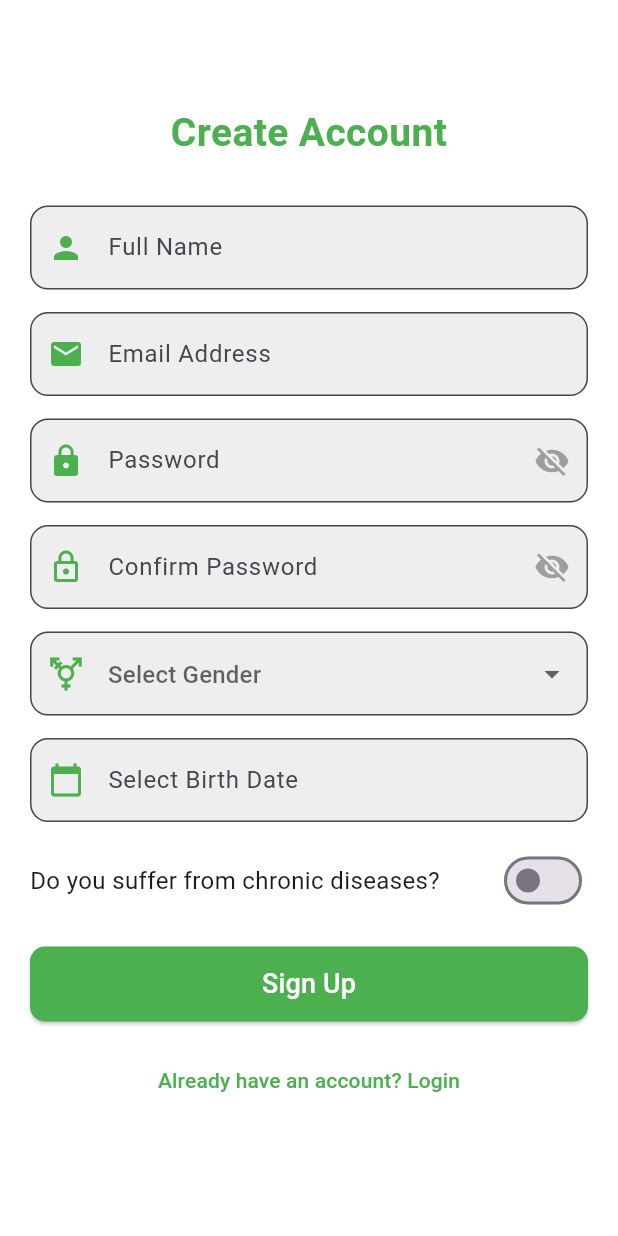
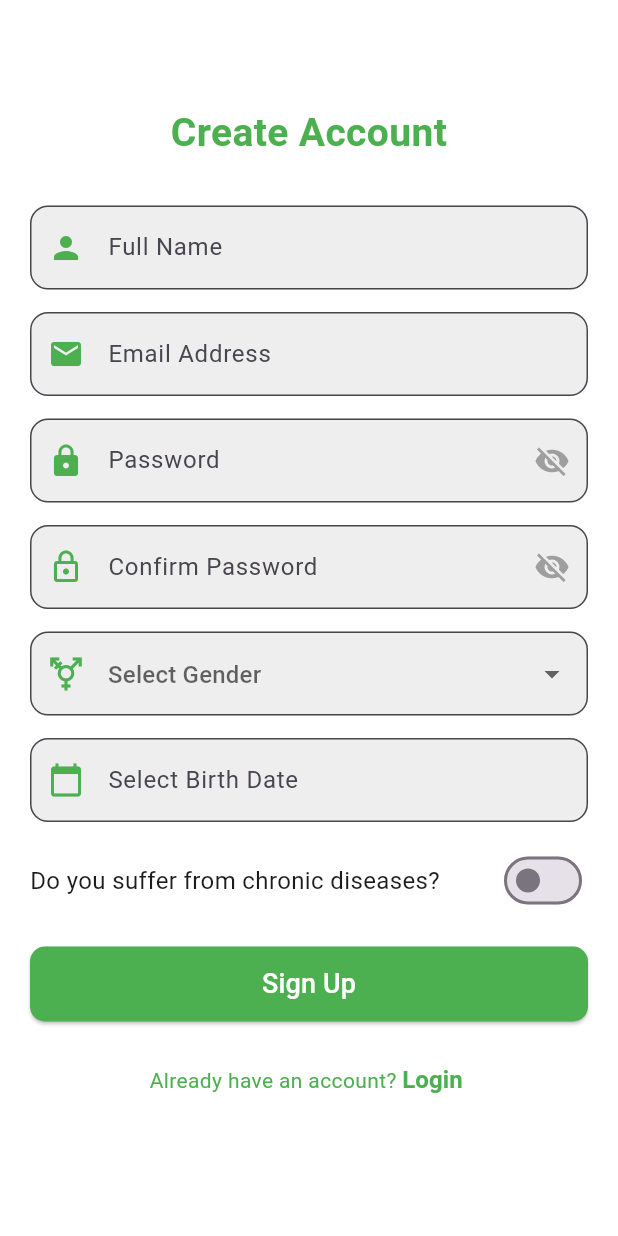
Before and after one commit to yousef-absamad/Food_Lens, a Flutter app: the SignUpScreen screen opened directly, on a phone screen of 412 x 824 dp. Run offline on Flutter 3.47's test engine with Material 3 defaults, Android fonts, the light colour scheme and no system bars; our stand-ins replace image_picker.

Commit message:
separate Sign Up and Login from a single button into text and button

```diff
--- a/lib/features/auth/screens/sign_up_screen.dart
+++ b/lib/features/auth/screens/sign_up_screen.dart
@@ -91,15 +91,20 @@ class _SignUpScreenState extends State<SignUpScreen> {
     }
   }
 
-
   bool isAllFieldsValidate() {
     final isNameValid = _nameFieldKey.currentState?.validate() ?? false;
     final isEmailValid = _emailFieldKey.currentState?.validate() ?? false;
     final isPasswordValid = _passwordFieldKey.currentState?.validate() ?? false;
-    final isConfirmPasswordValid = _confirmPasswordFieldKey.currentState?.validate() ?? false;
+    final isConfirmPasswordValid =
+        _confirmPasswordFieldKey.currentState?.validate() ?? false;
     final isGenderValid = _genderFieldKey.currentState?.validate() ?? false;
     final isBirthDate = _birthDateFieldKey.currentState?.validate() ?? false;
-    return isNameValid && isEmailValid && isPasswordValid && isConfirmPasswordValid && isGenderValid && isBirthDate;
+    return isNameValid &&
+        isEmailValid &&
+        isPasswordValid &&
+        isConfirmPasswordValid &&
+        isGenderValid &&
+        isBirthDate;
   }
 
   // دالة إنشاء الحساب
@@ -110,7 +115,10 @@ class _SignUpScreenState extends State<SignUpScreen> {
         List<String> diseases = [];
         if (hasDiabetes) diseases.add("Diabetes");
         if (hasHypertension) diseases.add("Hypertension");
-        chronicInfo = diseases.isNotEmpty ? diseases.join(", ") : "Chronic diseases selected";
+        chronicInfo =
+            diseases.isNotEmpty
+                ? diseases.join(", ")
+                : "Chronic diseases selected";
       }
       ScaffoldMessenger.of(context).showSnackBar(
         SnackBar(
@@ -122,7 +130,7 @@ class _SignUpScreenState extends State<SignUpScreen> {
       );
 
       // يمكنك إضافة عملية تسجيل الحساب أو الانتقال إلى شاشة أخرى هنا
-    }else{
+    } else {
       //print('sfsdf                                            sdfsd');
     }
   }
@@ -348,14 +356,31 @@ class _SignUpScreenState extends State<SignUpScreen> {
                   ),
                 ),
                 const SizedBox(height: 15),
+                Row(
+                  mainAxisAlignment: MainAxisAlignment.center,
+                  children: [
+                    const Text(
+                      "Already have an account?",
+                      style: TextStyle(color: Colors.green),
+                    ),
                     TextButton(
+                      style: TextButton.styleFrom(
+                        padding: EdgeInsets.zero,
+                        minimumSize: Size.zero,
+                      ),
                       onPressed: () {
                         Navigator.pop(context);
                       },
                       child: const Text(
-                    "Already have an account? Login",
-                    style: TextStyle(color: Colors.green),
+                        "Login",
+                        style: TextStyle(
+                          color: Colors.green,
+                          fontWeight: FontWeight.bold,
+                          fontSize: 16,
                         ),
+                      ),
+                    ),
+                  ],
                 ),
                 const SizedBox(height: 20),
               ],
```
Also changed, not shown: lib/features/auth/screens/login_screen.dart (+20 -5 lines). Lines whose indentation alone changed are shown as unchanged.
